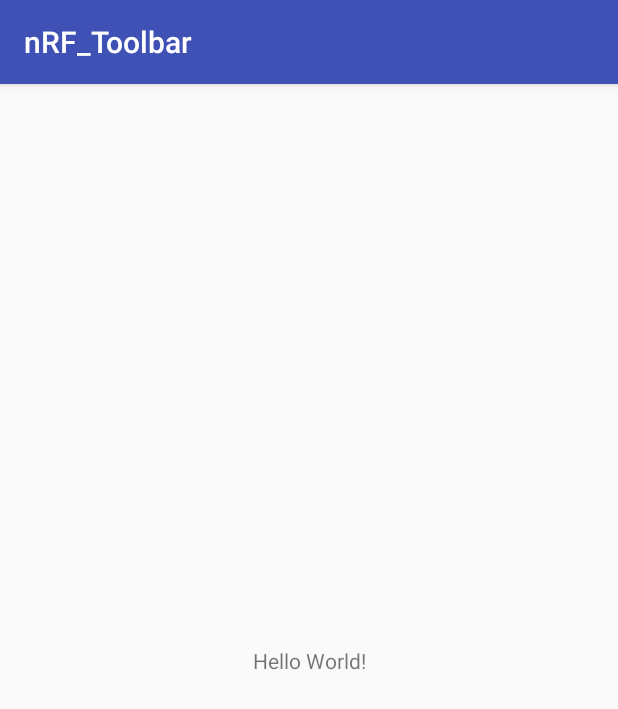
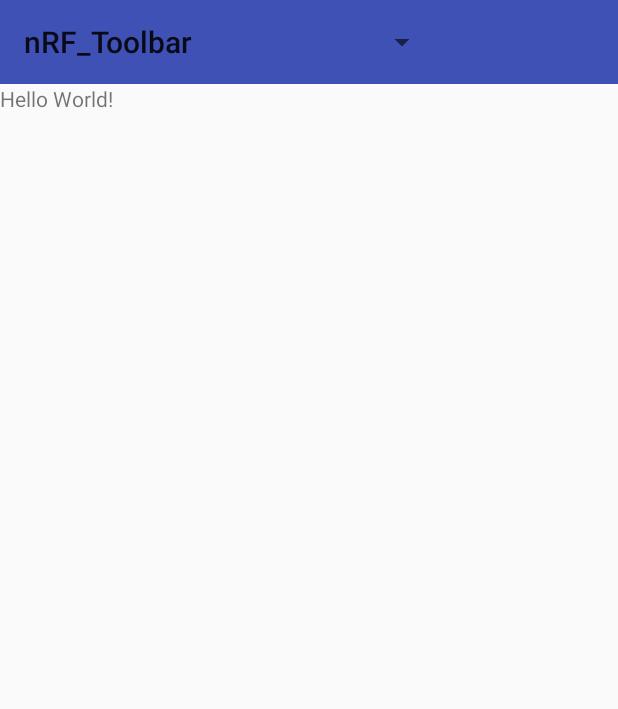
Before and after one commit to betheracer/nRF_Toolbar, an Android app: the screen it shows after launch (MainActivity), on a phone screen of 412 x 824 dp. Shown: the top 709 px of the screen. Run offline under Robolectric (Android 15) with nearby library versions, the phone set to English and light mode, and no system bars.

Commit message:
Toolbar 를 적용하고, Toolbar 에 spinner 넣기.

```diff
--- /dev/null
+++ b/app/src/main/java/com/example/devin/nrf_toolbar/ClosableSpinner.java
@@ -0,0 +1,14 @@
+package com.example.devin.nrf_toolbar;
+
+import android.content.Context;
+import android.util.AttributeSet;
+
+public class ClosableSpinner extends android.support.v7.widget.AppCompatSpinner {
+	public ClosableSpinner(Context context, AttributeSet attrs) {
+		super(context, attrs);
+	}
+
+	public void close() {
+		super.onDetachedFromWindow();
+	}
+}
--- a/app/src/main/java/com/example/devin/nrf_toolbar/MainActivity.java
+++ b/app/src/main/java/com/example/devin/nrf_toolbar/MainActivity.java
@@ -2,6 +2,7 @@ package com.example.devin.nrf_toolbar;
 
 import android.support.v7.app.AppCompatActivity;
 import android.os.Bundle;
+import android.support.v7.widget.Toolbar;
 
 public class MainActivity extends AppCompatActivity {
 
@@ -9,5 +10,8 @@ public class MainActivity extends AppCompatActivity {
     protected void onCreate(Bundle savedInstanceState) {
         super.onCreate(savedInstanceState);
         setContentView(R.layout.activity_main);
+
+        final Toolbar toolbar = findViewById(R.id.toolbar_actionbar);
+        setSupportActionBar(toolbar);
     }
 }
--- a/app/src/main/res/layout/activity_main.xml
+++ b/app/src/main/res/layout/activity_main.xml
@@ -1,10 +1,16 @@
 <?xml version="1.0" encoding="utf-8"?>
-<android.support.constraint.ConstraintLayout xmlns:android="http://schemas.android.com/apk/res/android"
+<LinearLayout
+    xmlns:android="http://schemas.android.com/apk/res/android"
     xmlns:app="http://schemas.android.com/apk/res-auto"
     xmlns:tools="http://schemas.android.com/tools"
     android:layout_width="match_parent"
     android:layout_height="match_parent"
+    android:orientation="vertical"
     tools:context=".MainActivity">
+
+    <include
+        android:id="@+id/toolbar_actionbar"
+        layout="@layout/toolbar_w_spinner"/>
 
     <TextView
         android:layout_width="wrap_content"
@@ -15,4 +21,4 @@
         app:layout_constraintRight_toRightOf="parent"
         app:layout_constraintTop_toTopOf="parent" />
 
-</android.support.constraint.ConstraintLayout>
+</LinearLayout>
--- /dev/null
+++ b/app/src/main/res/layout/toolbar_w_spinner.xml
@@ -0,0 +1,16 @@
+<?xml version="1.0" encoding="utf-8"?>
+<android.support.v7.widget.Toolbar
+	android:id="@+id/toolbar_actionbar"
+	style="@style/HeaderBar"
+	xmlns:android="http://schemas.android.com/apk/res/android"
+	xmlns:app="http://schemas.android.com/apk/res-auto"
+	android:layout_width="match_parent"
+	android:layout_height="?actionBarSize" >
+
+	<com.example.devin.nrf_toolbar.ClosableSpinner
+		android:id="@+id/toolbar_spinner"
+		android:layout_width="wrap_content"
+		android:layout_height="48dp"
+		android:minWidth="160dp"/>
+
+</android.support.v7.widget.Toolbar>
--- a/app/src/main/res/values/styles.xml
+++ b/app/src/main/res/values/styles.xml
@@ -1,11 +1,18 @@
 <resources>
 
     <!-- Base application theme. -->
-    <style name="AppTheme" parent="Theme.AppCompat.Light.DarkActionBar">
+    <style name="AppTheme" parent="Theme.AppCompat.Light.NoActionBar">
         <!-- Customize your theme here. -->
         <item name="colorPrimary">@color/colorPrimary</item>
         <item name="colorPrimaryDark">@color/colorPrimaryDark</item>
         <item name="colorAccent">@color/colorAccent</item>
     </style>
 
+
+    <!-- Style ot the Toolbar -->
+    <style name="HeaderBar">
+        <item name="android:background">?colorPrimary</item>
+    </style>
+
+
 </resources>
```
